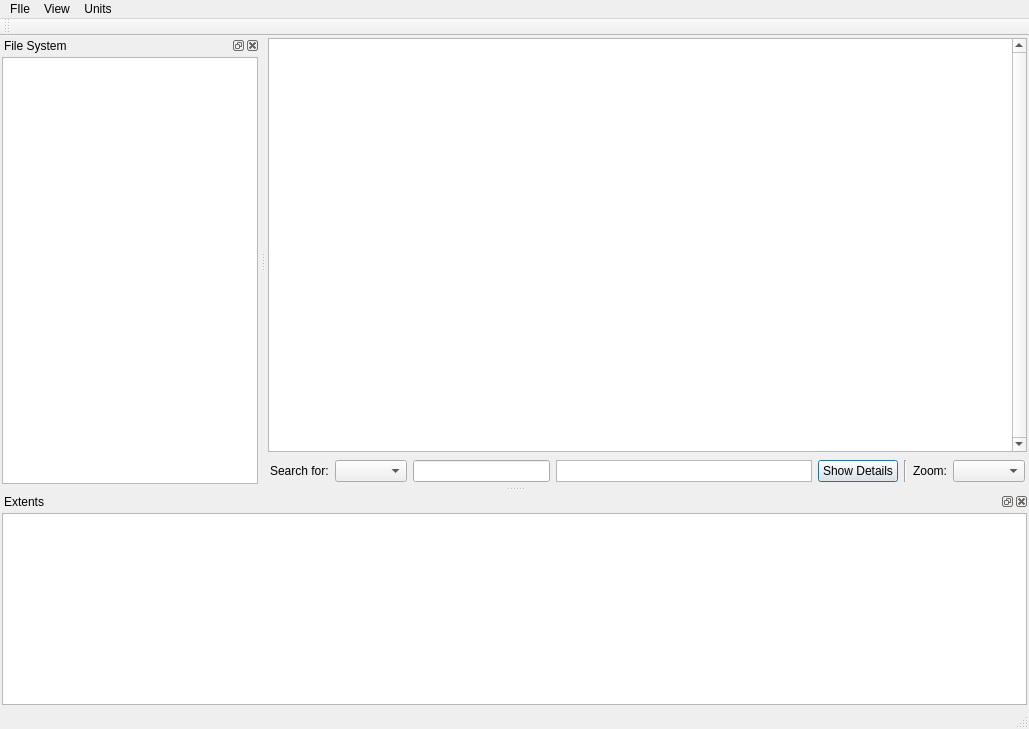
Qt form filemapper.ui (djwong/filemapper) before a commit.
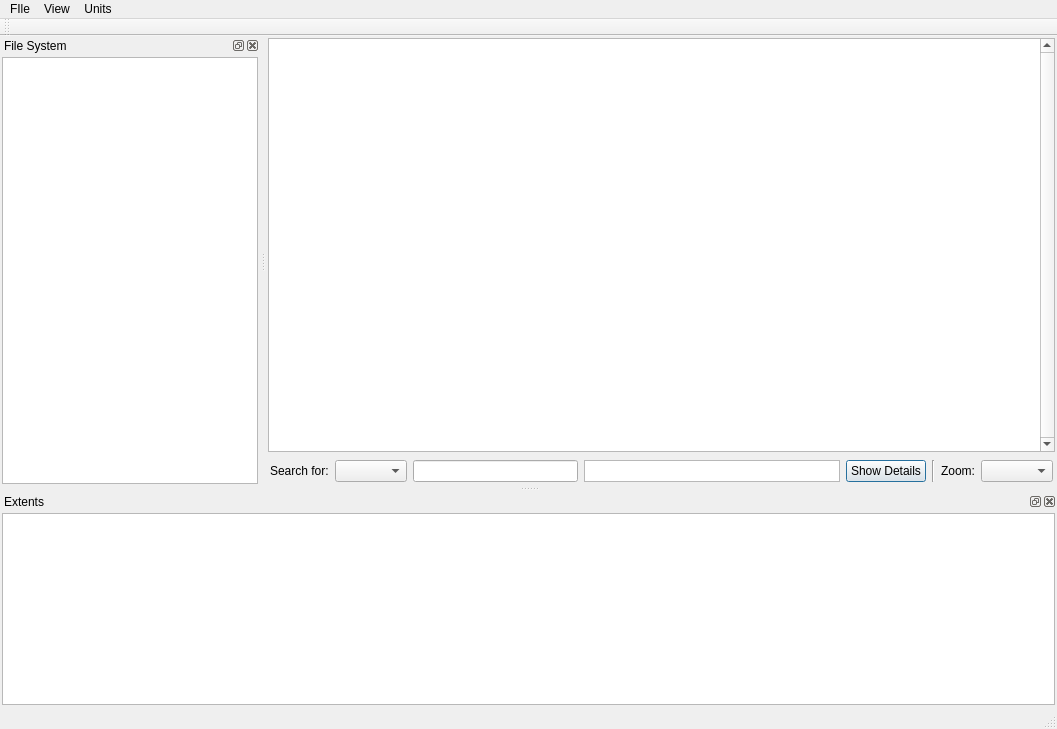
The same form after that commit. Icons and pictures are not drawn.

Patch:
```diff
--- a/filemapper.ui
+++ b/filemapper.ui
@@ -6,7 +6,7 @@
    <rect>
     <x>0</x>
     <y>0</y>
-    <width>1029</width>
+    <width>1057</width>
     <height>729</height>
    </rect>
   </property>
@@ -279,7 +279,7 @@
     <rect>
      <x>0</x>
      <y>0</y>
-     <width>1029</width>
+     <width>1057</width>
      <height>23</height>
     </rect>
    </property>
```
Left out of the diff: 3 changed lines with no effect on the pictures.
